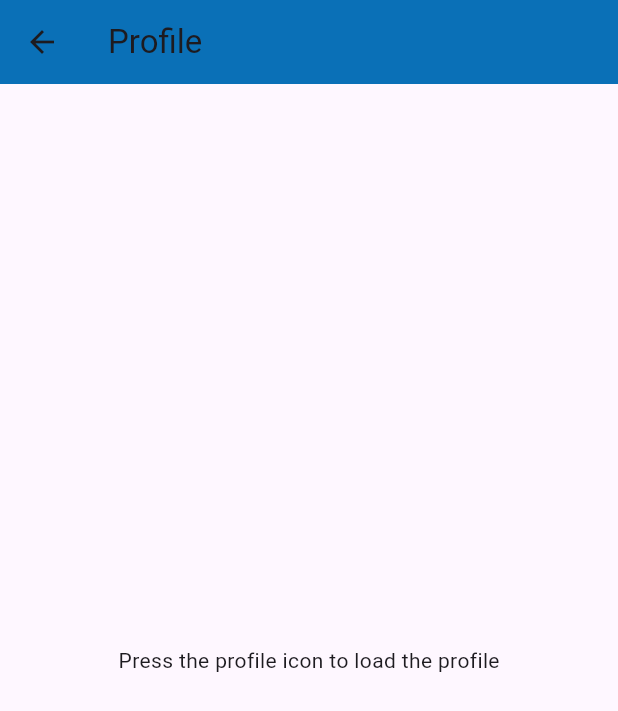
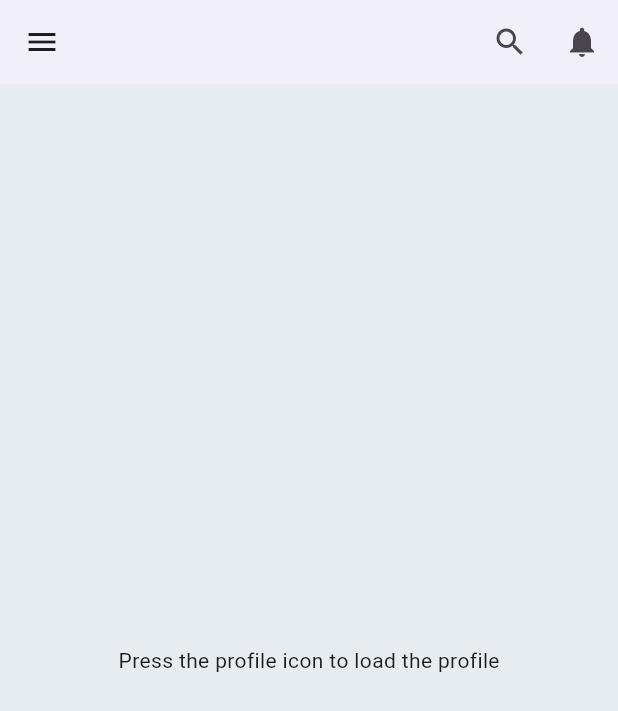
Before and after one commit to sulaiman840/My-Repo, a Flutter app: the ProfileScreen screen opened by its route, on a phone screen of 412 x 824 dp. Shown: the top 711 px of the screen. Run offline on Flutter 3.47's test engine with Material 3 defaults, Android fonts, the phone set to English and light mode, and no system bars; our stand-ins replace bloc, dio, equatable, flutter_bloc.

Commit message:
my second update

```diff
--- a/lib/app.dart
+++ b/lib/app.dart
@@ -17,7 +17,7 @@ class MyApp extends StatelessWidget {
         BlocProvider(
           create: (context) => UserProfileCubit(MangerProfileService()),
         ),
-        // Add more BlocProviders here as needed
+
       ],
       child: MaterialApp(
         debugShowCheckedModeBanner: false,
--- a/lib/screens/Manager_Screens/profile_screen.dart
+++ b/lib/screens/Manager_Screens/profile_screen.dart
@@ -1,20 +1,55 @@
 import 'package:flutter/material.dart';
 import 'package:flutter_bloc/flutter_bloc.dart';
+import 'package:project2/core/utils/color_manager.dart';
 
 
 import '../../Bloc/profile/user_profile_cubit.dart';
-import '../../core/utils/color_manager.dart';
 import '../../models/user_profile.dart';
+import '../../widgets/manager_home_widgets/custom_app_bar.dart';
+import '../../widgets/manager_home_widgets/main_nav_bar.dart';
 
 class ProfileScreen extends StatelessWidget {
+  final GlobalKey<ScaffoldState> _scaffoldKey = GlobalKey<ScaffoldState>();
+
   @override
   Widget build(BuildContext context) {
+    double screenWidth = MediaQuery.of(context).size.width;
+    double screenHeight = MediaQuery.of(context).size.height;
+    bool isMobile = screenWidth < 600;
+    bool isShortScreen = screenHeight < 145;
+
     return Scaffold(
-      appBar: AppBar(
-        title: Text('Profile'),
-        backgroundColor: ColorManager.blue,
+      key: _scaffoldKey,
+      appBar: isMobile ? CustomAppBar(scaffoldKey: _scaffoldKey) : null,
+      drawer: isMobile ? MainNavBar() : null,
+      body: Row(
+        children: [
+          if (!isMobile)
+            Container(
+              width: 200,
+              color: ColorManager.bc5,
+              child: MainNavBar(),
             ),
-      body: BlocBuilder<UserProfileCubit, UserProfileState>(
+          Expanded(
+            child: Column(
+              children: [
+                if (!isMobile && !isShortScreen)
+                  Container(
+                    color: ColorManager.bc0,
+                    child: Text(
+                      'Profile',
+                      style: TextStyle(
+                        fontSize: 28,
+                        fontWeight: FontWeight.bold,
+                        color: ColorManager.bluelight,
+                      ),
+                    ),
+                    padding: EdgeInsets.all(16),
+                  ),
+                Expanded(
+                  child: Container(
+                    color: ColorManager.bc1,
+                    child: BlocBuilder<UserProfileCubit, UserProfileState>(
                       builder: (context, state) {
                         if (state is UserProfileLoading) {
                           return Center(child: CircularProgressIndicator());
@@ -27,6 +62,13 @@ class ProfileScreen extends StatelessWidget {
                           return Center(child: Text('Press the profile icon to load the profile'));
                         }
                       },
+                    ),
+                  ),
+                ),
+              ],
+            ),
+          ),
+        ],
       ),
     );
   }
@@ -115,10 +157,9 @@ class ProfileInfoCard extends StatelessWidget {
           children: [
             ProfileInfoRow(icon: Icons.email, label: 'Email', value: profile.email),
             Divider(),
-            ProfileInfoRow(icon: Icons.person, label: 'Type', value: profile.type),
+            ProfileInfoRow(icon: Icons.person, label: 'Role', value: profile.type),
             Divider(),
             ProfileInfoRow(icon: Icons.phone, label: 'Number', value: profile.number.toString()),
-
           ],
         ),
       ),
--- a/lib/widgets/manager_home_widgets/search_bar.dart
+++ b/lib/widgets/manager_home_widgets/search_bar.dart
@@ -1,9 +1,7 @@
 import 'package:flutter/material.dart';
 import 'package:flutter_bloc/flutter_bloc.dart';
-import 'package:project2/core/utils/color_manager.dart';
 import '../../Bloc/profile/user_profile_cubit.dart';
 import '../../core/utils/app_routes.dart';
-import '../../screens/Manager_Screens/profile_screen.dart';
 
 class Search_Bar extends StatelessWidget {
   final String title;
@@ -29,39 +27,38 @@ class Search_Bar extends StatelessWidget {
               style: TextStyle(
                 fontSize: 20,
                 fontWeight: FontWeight.bold,
-                color: Colors.black, // Adjust color to match your theme
+                color: Colors.black,
               ),
-              overflow: TextOverflow.ellipsis, // Ensures text does not overflow
+              overflow: TextOverflow.ellipsis,
             ),
           ),
           Row(
             children: [
               Container(
-                width: MediaQuery.of(context).size.width * 0.3, // Responsive width for the search bar
+                width: MediaQuery.of(context).size.width * 0.3,
                 child: TextField(
                   decoration: InputDecoration(
                     hintText: 'Search...',
                     prefixIcon: Icon(Icons.search, color: searchIconColor),
                     contentPadding: EdgeInsets.symmetric(vertical: 0.0, horizontal: 20.0),
                     border: OutlineInputBorder(
-                      borderRadius: BorderRadius.circular(30.0), // Rounded corners for a modern look
+                      borderRadius: BorderRadius.circular(30.0),
                       borderSide: BorderSide.none,
                     ),
                     filled: true,
-                    fillColor: fillColor, // Slightly translucent white
+                    fillColor: fillColor,
                   ),
                 ),
               ),
               IconButton(
                 icon: Icon(Icons.notifications, color: Colors.black),
                 onPressed: () {
-                  // Handle notification icon press
+
                 },
               ),
               IconButton(
                 icon: Icon(Icons.person, color: Colors.black),
                 onPressed: () {
-                  // Navigate to ProfileScreen and fetch profile data
                   context.read<UserProfileCubit>().getUserProfile();
                   Navigator.pushNamed(context, AppRouter.profile);
                 },
```
Lines whose indentation alone changed are shown as unchanged.
